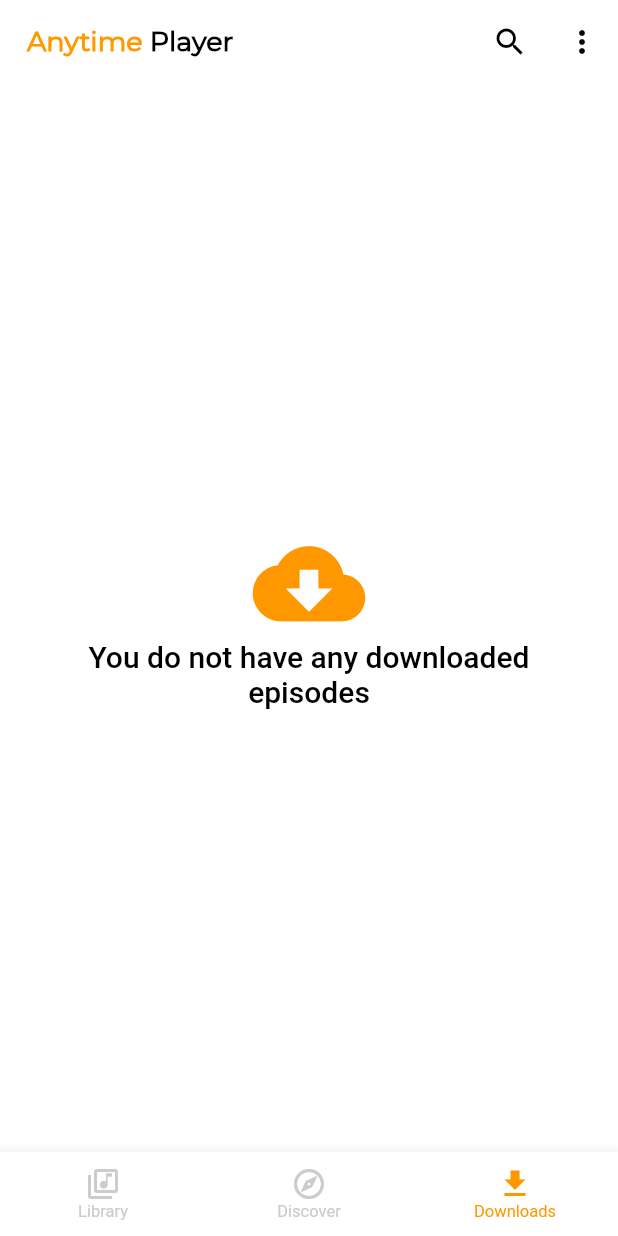
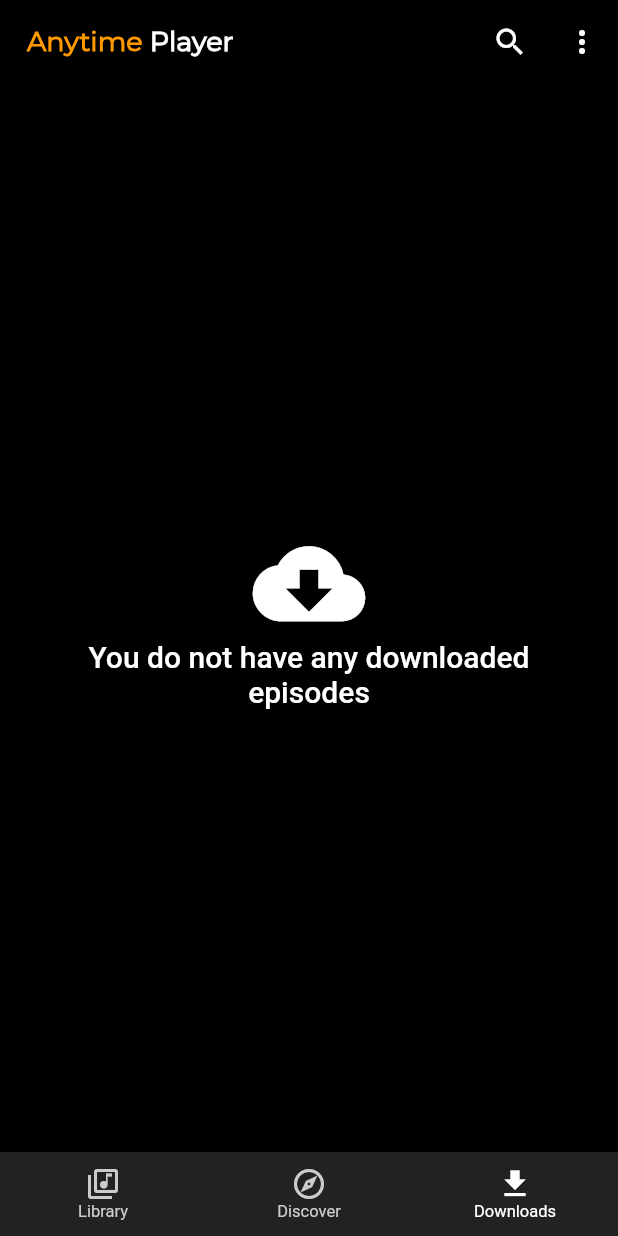
Before and after one commit to amugofjava/anytime_podcast_player, a Flutter app: the screen it shows after launch, item 3 of the bottom bar chosen, on a phone screen of 412 x 824 dp. Run offline on Flutter 3.47's test engine with Material 3 defaults, Android fonts, the phone set to English and light mode, and no system bars; our stand-ins replace app_links, audio_service, auto_size_text, connectivity_plus, device_info_plus, extended_image and 12 more; missing offline and left inert: flutter_dialogs, flutter_downloader, flutter_html_svg, flutter_html_table, mp3_info, podcast_search; statements that could not run were skipped.

Commit message:
Simplify theme selection.

```diff
--- a/lib/entities/app_settings.dart
+++ b/lib/entities/app_settings.dart
@@ -7,9 +7,6 @@ import 'package:anytime/entities/search_providers.dart';
 class AppSettings {
   /// The current theme name.
   final String theme;
-
-  /// The selected theme
-  final String selectedTheme;
 
   /// True if episodes are marked as played when deleted.
   final bool markDeletedEpisodesAsPlayed;
@@ -55,7 +52,6 @@ class AppSettings {
 
   AppSettings({
     required this.theme,
-    required this.selectedTheme,
     required this.markDeletedEpisodesAsPlayed,
     required this.deleteDownloadedPlayedEpisodes,
     required this.storeDownloadsSDCard,
@@ -74,7 +70,6 @@ class AppSettings {
 
   AppSettings.sensibleDefaults()
       : theme = 'dark',
-        selectedTheme = 'dark',
         markDeletedEpisodesAsPlayed = false,
         deleteDownloadedPlayedEpisodes = false,
         storeDownloadsSDCard = false,
@@ -110,7 +105,6 @@ class AppSettings {
   }) =>
       AppSettings(
         theme: theme ?? this.theme,
-        selectedTheme: selectedTheme ?? this.selectedTheme,
         markDeletedEpisodesAsPlayed: markDeletedEpisodesAsPlayed ?? this.markDeletedEpisodesAsPlayed,
         deleteDownloadedPlayedEpisodes: deleteDownloadedPlayedEpisodes ?? this.deleteDownloadedPlayedEpisodes,
         storeDownloadsSDCard: storeDownloadsSDCard ?? this.storeDownloadsSDCard,
--- a/lib/services/settings/mobile_settings_service.dart
+++ b/lib/services/settings/mobile_settings_service.dart
@@ -7,8 +7,6 @@ import 'dart:math';
 import 'package:anytime/core/environment.dart';
 import 'package:anytime/entities/app_settings.dart';
 import 'package:anytime/services/settings/settings_service.dart';
-import 'package:flutter/material.dart';
-import 'package:flutter/scheduler.dart';
 import 'package:rxdart/rxdart.dart';
 import 'package:shared_preferences/shared_preferences.dart';
 
@@ -60,32 +58,13 @@ class MobileSettingsService extends SettingsService {
   }
 
   @override
-  String get themeMode {
-    var value = _sharedPreferences.getString('theme') ?? ThemeMode.system.name;
-    if (value == ThemeMode.system.name) {
-      var brightness = SchedulerBinding.instance.platformDispatcher.platformBrightness;
-      return brightness == Brightness.dark ? ThemeMode.dark.name : ThemeMode.light.name;
-    }
-    return value;
-  }
+  String get theme => _sharedPreferences.getString('theme') ?? 'dark';
 
   @override
-  set themeMode(String mode) {
+  set theme(String mode) {
     _sharedPreferences.setString('theme', mode);
+
     settingsNotifier.sink.add('theme');
-  }
-
-  @override
-  String get selectedTheme {
-    var value = _sharedPreferences.getString('selectedTheme') ?? ThemeMode.system.name;
-
-    return value;
-  }
-
-  @override
-  set selectedTheme(String mode) {
-    _sharedPreferences.setString('theme', mode);
-    settingsNotifier.sink.add('selectedTheme');
   }
 
   @override
--- a/lib/services/settings/settings_service.dart
+++ b/lib/services/settings/settings_service.dart
@@ -9,13 +9,9 @@ abstract class SettingsService {
 
   set settings(AppSettings? settings);
 
-  String get themeMode;
+  String get theme;
 
-  set themeMode(String mode);
-
-  String get selectedTheme;
-
-  set selectedTheme(String mode);
+  set theme(String mode);
 
   bool get markDeletedEpisodesAsPlayed;
 
--- a/lib/ui/anytime_podcast_app.dart
+++ b/lib/ui/anytime_podcast_app.dart
@@ -46,7 +46,7 @@ import 'package:anytime/ui/widgets/search_slide_route.dart';
 import 'package:app_links/app_links.dart';
 import 'package:flutter/foundation.dart';
 import 'package:flutter/material.dart';
-import 'package:flutter/scheduler.dart';
+import 'package:flutter/scheduler.dart' show SchedulerBinding;
 import 'package:flutter/services.dart';
 import 'package:flutter_dialogs/flutter_dialogs.dart';
 import 'package:flutter_localizations/flutter_localizations.dart';
@@ -123,7 +123,21 @@ class AnytimePodcastAppState extends State<AnytimePodcastApp> {
     /// Listen to theme change events from settings.
     widget.settingsBloc!.settings.listen((event) {
       setState(() {
-        var newTheme = event.theme == 'dark' ? Themes.darkTheme().themeData : Themes.lightTheme().themeData;
+        var newTheme = Themes.darkTheme().themeData;
+
+        /// As we add new themes, we will move this selection into its own theme module.
+        switch (event.theme) {
+          case 'system':
+            var brightness = SchedulerBinding.instance.platformDispatcher.platformBrightness;
+            newTheme = brightness == Brightness.dark ? Themes.darkTheme().themeData : Themes.lightTheme().themeData;
+            break;
+          case 'light':
+            newTheme = Themes.lightTheme().themeData;
+            break;
+          case 'dark':
+            newTheme = Themes.darkTheme().themeData;
+            break;
+        }
 
         /// Only update the theme if it has changed.
         if (newTheme != theme) {
@@ -318,7 +332,7 @@ class _AnytimeHomePageState extends State<AnytimeHomePage> with WidgetsBindingOb
         if (context.mounted) {
           SettingsService? settings = await MobileSettingsService.instance();
           var settingsBloc = Provider.of<SettingsBloc>(context, listen: false);
-          settingsBloc.themeMode(settings!.themeMode);
+          settingsBloc.theme(settings!.theme);
         }
         break;
       case AppLifecycleState.paused:
```
Also changed, not shown: lib/bloc/settings/settings_bloc.dart (+6 -26 lines), lib/ui/settings/theme_select.dart (+38 -38 lines), 2 other files.
